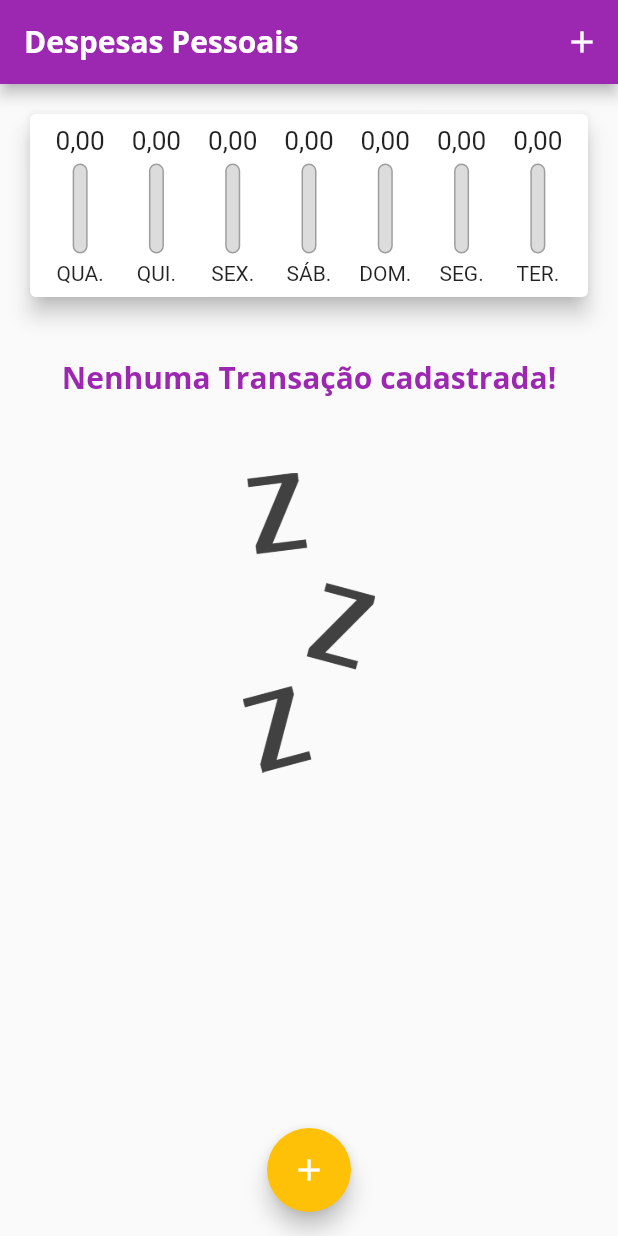
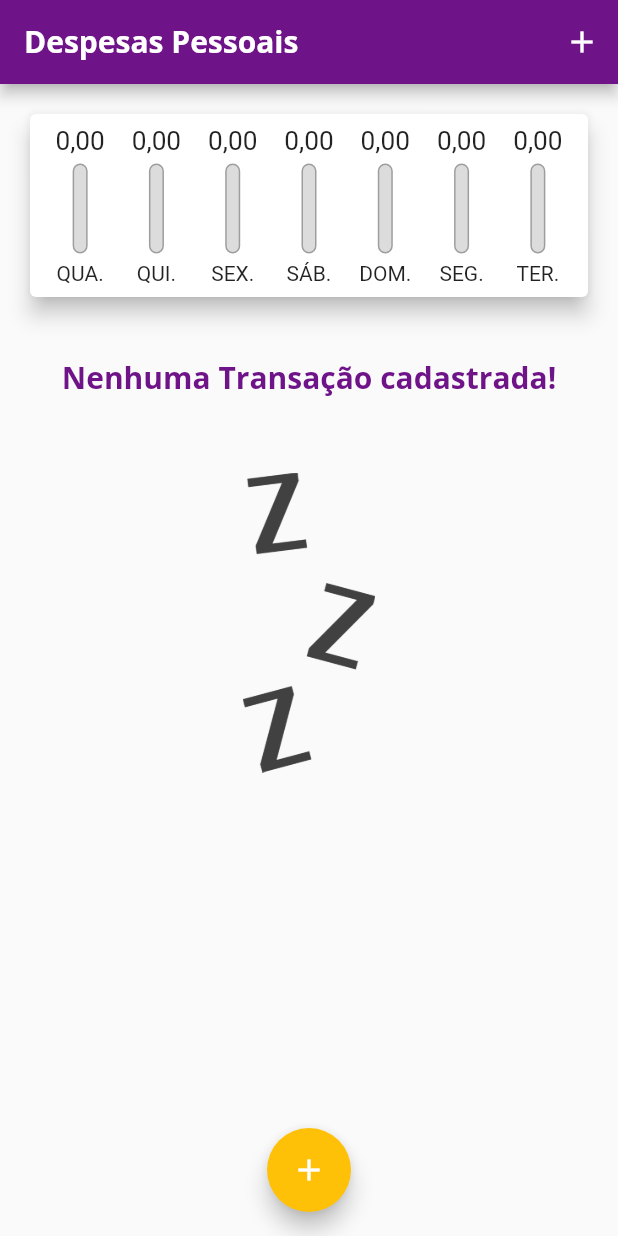
Before and after one commit to WellysonP/Depesas_Pessoais, a Flutter app: the screen it shows after launch, on a phone screen of 412 x 824 dp. Run offline on Flutter 3.47's test engine with Material 2 defaults, Android fonts, the phone set to English and light mode, and no system bars.

Commit message:
Nova cor de thema e ajustado o MediaQuery para tamanho dinâmico de tela

```diff
--- a/lib/componentes/chart_bar.dart
+++ b/lib/componentes/chart_bar.dart
@@ -17,9 +17,8 @@ class ChartBar extends StatelessWidget {
           height: 20,
           child: FittedBox(
             child: Text(
-                NumberFormat.currency(locale: "pt", customPattern: "#,###.#")
+                NumberFormat.currency(locale: "pt", customPattern: " #,###.# ")
                     .format(value)),
-            // child: Text("${value.toStringAsFixed(2)} "),
           ),
         ),
         SizedBox(height: 5),
--- a/lib/componentes/transactions_list.dart
+++ b/lib/componentes/transactions_list.dart
@@ -10,7 +10,7 @@ class TransactionList extends StatelessWidget {
   @override
   Widget build(BuildContext context) {
     return Container(
-      height: 520,
+      height: MediaQuery.of(context).size.height * 0.71,
       child: transactions.isEmpty
           ? Column(
               children: [
--- a/lib/main.dart
+++ b/lib/main.dart
@@ -24,7 +24,7 @@ class ExpensesApp extends StatelessWidget {
       home: MyHomePage(),
       theme: theme.copyWith(
         colorScheme: theme.colorScheme.copyWith(
-          primary: Colors.purple,
+          primary: Color.fromARGB(255, 111, 20, 136),
           secondary: Colors.amber,
         ),
         textTheme: theme.textTheme.copyWith(
@@ -56,24 +56,7 @@ class MyHomePage extends StatefulWidget {
 }
 
 class _MyHomePageState extends State<MyHomePage> {
-  final List<Transaction> _transactions = [
-    // Transaction(
-    //     id: "t1",
-    //     title: "Novo tenis",
-    //     value: 135.67,
-    //     date: DateTime.now().subtract(Duration(days: 3))),
-    // Transaction(
-    //     id: "t2",
-    //     title: "Monitor",
-    //     value: 79.90,
-    //     date: DateTime.now().subtract(Duration(days: 5))),
-    // Transaction(
-    //   id: "t3",
-    //   title: "calçados",
-    //   value: 100.45,
-    //   date: DateTime.now(),
-    // ),
-  ];
+  final List<Transaction> _transactions = [];
 
   List<Transaction> get _recentTransacrions {
     return _transactions.where((tr) {
```
